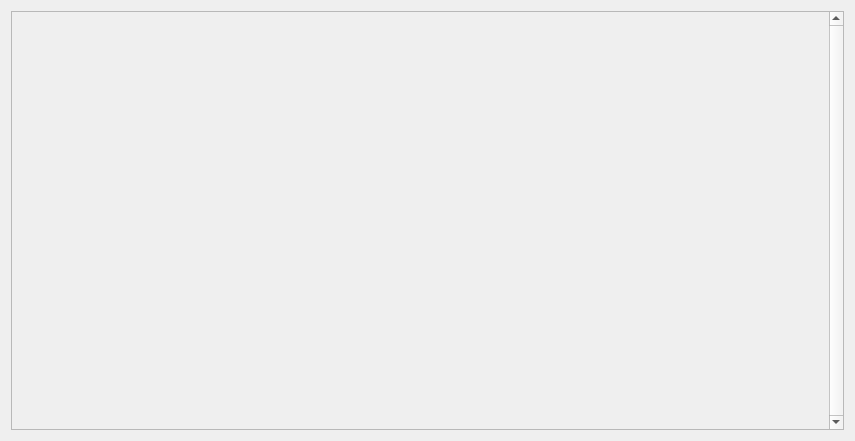
Before: the Qt Designer form src/QUI/channelcontainer.ui in wtrsltnk/zynaddsubfx, drawn with Qt 5.
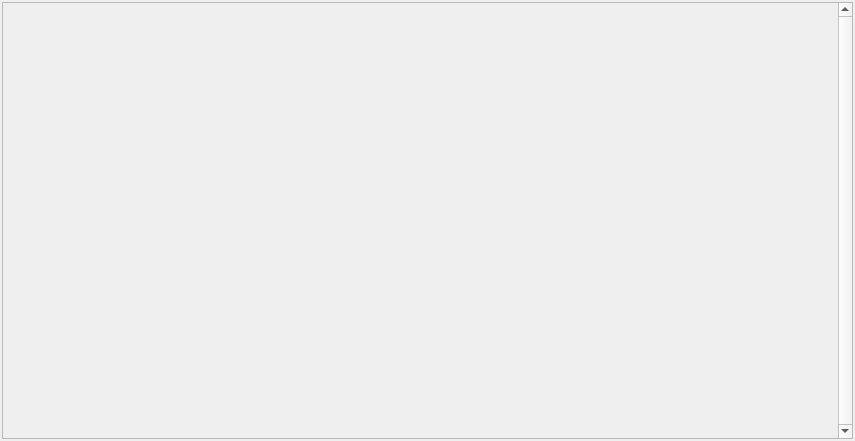
After: the same form once the commit is applied.

What changed in the file:
```diff
--- a/src/QUI/channelcontainer.ui
+++ b/src/QUI/channelcontainer.ui
@@ -14,6 +14,18 @@
    <string>Form</string>
   </property>
   <layout class="QHBoxLayout" name="horizontalLayout">
+   <property name="leftMargin">
+    <number>2</number>
+   </property>
+   <property name="topMargin">
+    <number>2</number>
+   </property>
+   <property name="rightMargin">
+    <number>2</number>
+   </property>
+   <property name="bottomMargin">
+    <number>2</number>
+   </property>
    <item>
     <widget class="QScrollArea" name="scrollArea">
      <property name="verticalScrollBarPolicy">
@@ -33,8 +45,8 @@
        <rect>
         <x>0</x>
         <y>0</y>
-        <width>818</width>
-        <height>421</height>
+        <width>832</width>
+        <height>435</height>
        </rect>
       </property>
       <layout class="QVBoxLayout" name="verticalLayout">
```
